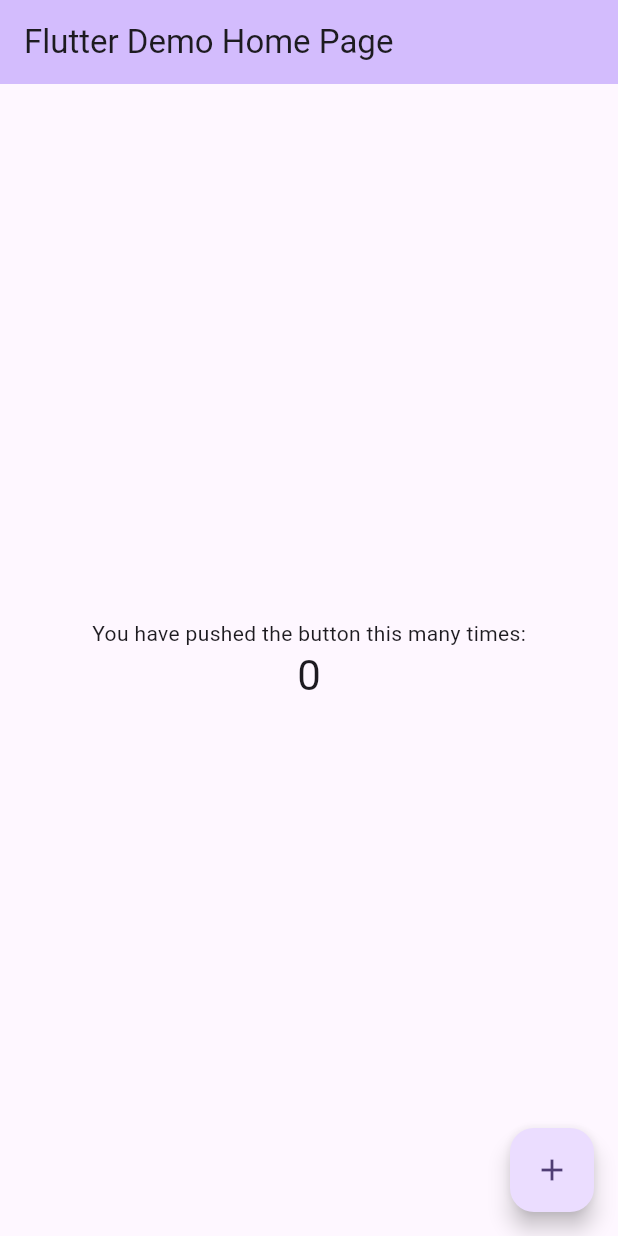
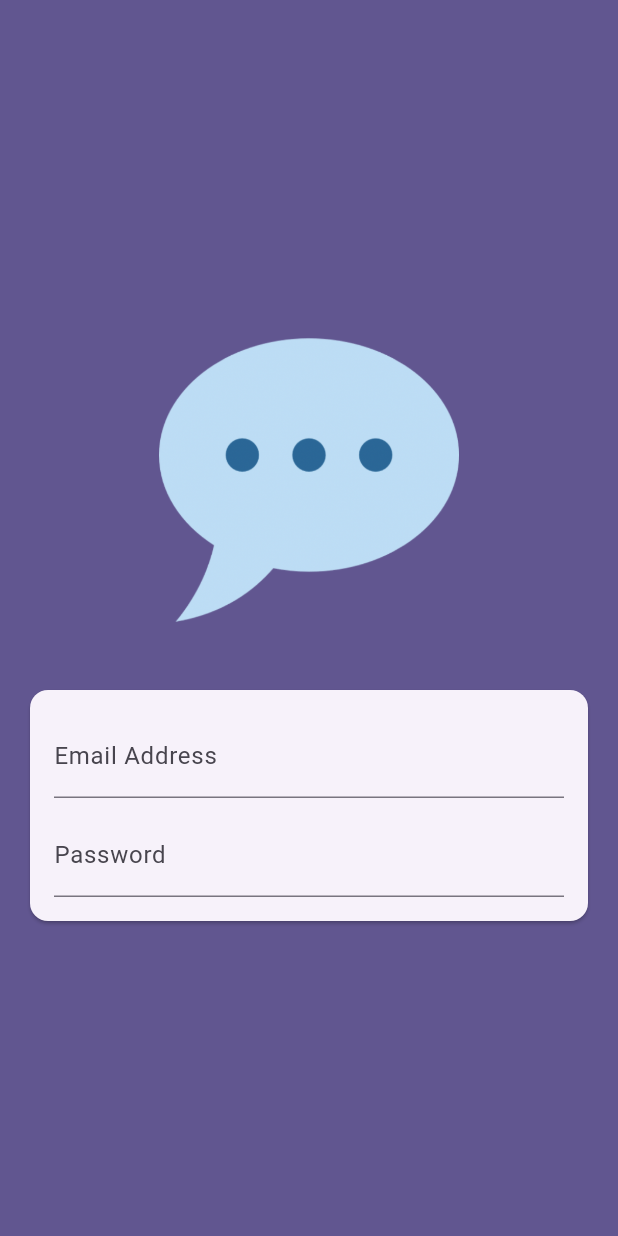
Before and after one commit to raj779401/Flutter_Chat_App, a Flutter app: the screen it shows after launch, on a phone screen of 412 x 824 dp. Run offline on Flutter 3.47's test engine with Material 3 defaults, Android fonts, the phone set to English and light mode, and no system bars.

Commit message:
authentication screen added

```diff
--- a/chat_app/lib/main.dart
+++ b/chat_app/lib/main.dart
@@ -1,125 +1,23 @@
 import 'package:flutter/material.dart';
+import 'package:chat_app/screens/authentication_screen.dart';
 
 void main() {
-  runApp(const MyApp());
+  runApp(const App());
 }
 
-class MyApp extends StatelessWidget {
-  const MyApp({super.key});
+class App extends StatelessWidget {
+  const App({super.key});
 
-  // This widget is the root of your application.
   @override
   Widget build(BuildContext context) {
     return MaterialApp(
-      title: 'Flutter Demo',
-      theme: ThemeData(
-        // This is the theme of your application.
-        //
-        // TRY THIS: Try running your application with "flutter run". You'll see
-        // the application has a purple toolbar. Then, without quitting the app,
-        // try changing the seedColor in the colorScheme below to Colors.green
-        // and then invoke "hot reload" (save your changes or press the "hot
-        // reload" button in a Flutter-supported IDE, or press "r" if you used
-        // the command line to start the app).
-        //
-        // Notice that the counter didn't reset back to zero; the application
-        // state is not lost during the reload. To reset the state, use hot
-        // restart instead.
-        //
-        // This works for code too, not just values: Most code changes can be
-        // tested with just a hot reload.
-        colorScheme: ColorScheme.fromSeed(seedColor: Colors.deepPurple),
-        useMaterial3: true,
-      ),
-      home: const MyHomePage(title: 'Flutter Demo Home Page'),
-    );
+        debugShowCheckedModeBanner: false,
+        title: 'FlutterChat',
+        theme: ThemeData().copyWith(
+          useMaterial3: true,
+          colorScheme: ColorScheme.fromSeed(
+              seedColor: const Color.fromARGB(255, 63, 17, 177)),
+        ),
+        home: AuthenticationScreen());
   }
 }
-
-class MyHomePage extends StatefulWidget {
-  const MyHomePage({super.key, required this.title});
-
-  // This widget is the home page of your application. It is stateful, meaning
-  // that it has a State object (defined below) that contains fields that affect
-  // how it looks.
-
-  // This class is the configuration for the state. It holds the values (in this
-  // case the title) provided by the parent (in this case the App widget) and
-  // used by the build method of the State. Fields in a Widget subclass are
-  // always marked "final".
-
-  final String title;
-
-  @override
-  State<MyHomePage> createState() => _MyHomePageState();
-}
-
-class _MyHomePageState extends State<MyHomePage> {
-  int _counter = 0;
-
-  void _incrementCounter() {
-    setState(() {
-      // This call to setState tells the Flutter framework that something has
-      // changed in this State, which causes it to rerun the build method below
-      // so that the display can reflect the updated values. If we changed
-      // _counter without calling setState(), then the build method would not be
-      // called again, and so nothing would appear to happen.
-      _counter++;
-    });
-  }
-
-  @override
-  Widget build(BuildContext context) {
-    // This method is rerun every time setState is called, for instance as done
-    // by the _incrementCounter method above.
-    //
-    // The Flutter framework has been optimized to make rerunning build methods
-    // fast, so that you can just rebuild anything that needs updating rather
-    // than having to individually change instances of widgets.
-    return Scaffold(
-      appBar: AppBar(
-        // TRY THIS: Try changing the color here to a specific color (to
-        // Colors.amber, perhaps?) and trigger a hot reload to see the AppBar
-        // change color while the other colors stay the same.
-        backgroundColor: Theme.of(context).colorScheme.inversePrimary,
-        // Here we take the value from the MyHomePage object that was created by
-        // the App.build method, and use it to set our appbar title.
-        title: Text(widget.title),
-      ),
-      body: Center(
-        // Center is a layout widget. It takes a single child and positions it
-        // in the middle of the parent.
-        child: Column(
-          // Column is also a layout widget. It takes a list of children and
-          // arranges them vertically. By default, it sizes itself to fit its
-          // children horizontally, and tries to be as tall as its parent.
-          //
-          // Column has various properties to control how it sizes itself and
-          // how it positions its children. Here we use mainAxisAlignment to
-          // center the children vertically; the main axis here is the vertical
-          // axis because Columns are vertical (the cross axis would be
-          // horizontal).
-          //
-          // TRY THIS: Invoke "debug painting" (choose the "Toggle Debug Paint"
-          // action in the IDE, or press "p" in the console), to see the
-          // wireframe for each widget.
-          mainAxisAlignment: MainAxisAlignment.center,
-          children: <Widget>[
-            const Text(
-              'You have pushed the button this many times:',
-            ),
-            Text(
-              '$_counter',
-              style: Theme.of(context).textTheme.headlineMedium,
-            ),
-          ],
-        ),
-      ),
-      floatingActionButton: FloatingActionButton(
-        onPressed: _incrementCounter,
-        tooltip: 'Increment',
-        child: const Icon(Icons.add),
-      ), // This trailing comma makes auto-formatting nicer for build methods.
-    );
-  }
-}
--- /dev/null
+++ b/chat_app/lib/screens/authentication_screen.dart
@@ -0,0 +1,63 @@
+import 'package:flutter/material.dart';
+
+class AuthenticationScreen extends StatefulWidget {
+  const AuthenticationScreen({super.key});
+
+  @override
+  State<AuthenticationScreen> createState() => _AuthenticationScreenState();
+}
+
+class _AuthenticationScreenState extends State<AuthenticationScreen> {
+  @override
+  Widget build(BuildContext context) {
+    return Scaffold(
+      backgroundColor: Theme.of(context).colorScheme.primary,
+      body: Center(
+        child: SingleChildScrollView(
+          child: Column(
+            mainAxisAlignment: MainAxisAlignment.center,
+            children: [
+              Container(
+                margin: EdgeInsets.only(
+                  top: 30,
+                  right: 20,
+                  left: 20,
+                  bottom: 20,
+                ),
+                width: 200,
+                child: Image.asset('assets/images/chat.png'),
+              ),
+              Card(
+                margin: EdgeInsets.all(20),
+                child: SingleChildScrollView(
+                  child: Padding(
+                    padding: EdgeInsets.all(16),
+                    child: Form(
+                      child: Column(
+                        mainAxisSize: MainAxisSize.min,
+                        children: [
+                          TextFormField(
+                            decoration:
+                                InputDecoration(labelText: 'Email Address'),
+                            keyboardType: TextInputType.emailAddress,
+                            autocorrect: false,
+                            textCapitalization: TextCapitalization.none,
+                          ),
+                          SizedBox(height: 10),
+                          TextFormField(
+                            decoration: InputDecoration(labelText: 'Password'),
+                            obscureText: true,
+                          )
+                        ],
+                      ),
+                    ),
+                  ),
+                ),
+              )
+            ],
+          ),
+        ),
+      ),
+    );
+  }
+}
```
Also changed, not shown: chat_app/pubspec.yaml (+4 -6 lines), chat_app/assets/images/chat.png (added), 1 other file.
